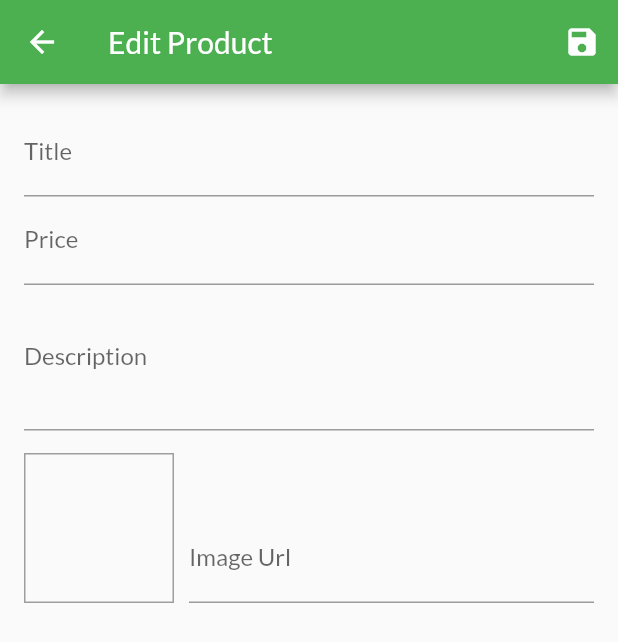
After one commit to lighttt/EShop, a Flutter app: the EditProductScreen screen opened by its route, on a phone screen of 412 x 824 dp. The commit adds this screen. Shown: the top 642 px of the screen. Run offline on Flutter 3.47's test engine with Material 2 defaults, Android fonts, the phone set to English and light mode, and no system bars; network calls fail.

Commit message:
Implementing dialog and user product screen and edit

```diff
--- /dev/null
+++ b/lib/screens/edit_product_screen.dart
@@ -0,0 +1,72 @@
+import 'package:flutter/material.dart';
+
+class EditProductScreen extends StatefulWidget {
+  static const String routeName = "/edit_product_screen";
+
+  @override
+  _EditProductScreenState createState() => _EditProductScreenState();
+}
+
+class _EditProductScreenState extends State<EditProductScreen> {
+  final _descFocusNode = FocusNode();
+  final _priceFocusNode = FocusNode();
+
+  @override
+  Widget build(BuildContext context) {
+    return Scaffold(
+      appBar: AppBar(
+        title: Text("Edit Product"),
+        actions: <Widget>[
+          IconButton(
+            icon: Icon(Icons.save),
+            onPressed: () {},
+          )
+        ],
+      ),
+      body: Form(
+        child: ListView(
+          padding: EdgeInsets.all(16),
+          children: <Widget>[
+            TextFormField(
+              decoration: InputDecoration(labelText: "Title"),
+              textInputAction: TextInputAction.next,
+              onFieldSubmitted: (_) {
+                FocusScope.of(context).requestFocus(_priceFocusNode);
+              },
+            ),
+            TextFormField(
+              focusNode: _priceFocusNode,
+              decoration: InputDecoration(labelText: "Price"),
+              keyboardType: TextInputType.number,
+              textInputAction: TextInputAction.next,
+              onFieldSubmitted: (_) {
+                FocusScope.of(context).requestFocus(_descFocusNode);
+              },
+            ),
+            TextFormField(
+                focusNode: _descFocusNode,
+                maxLines: 3,
+                decoration: InputDecoration(labelText: "Description")),
+            Row(
+              crossAxisAlignment: CrossAxisAlignment.end,
+              children: <Widget>[
+                Container(
+                  width: 100,
+                  height: 100,
+                  margin: const EdgeInsets.only(top: 15, right: 10),
+                  decoration: BoxDecoration(
+                      border: Border.all(color: Colors.grey, width: 1)),
+                ),
+                Expanded(
+                    child: TextFormField(
+                        textInputAction: TextInputAction.done,
+                        keyboardType: TextInputType.url,
+                        decoration: InputDecoration(labelText: "Image Url")))
+              ],
+            )
+          ],
+        ),
+      ),
+    );
+  }
+}
--- a/lib/widgets/app_drawer.dart
+++ b/lib/widgets/app_drawer.dart
@@ -1,5 +1,6 @@
 import 'package:eshop/screens/order_screen.dart';
 import 'package:eshop/screens/product_overview_screen.dart';
+import 'package:eshop/screens/user_product_screen.dart';
 import 'package:flutter/material.dart';
 
 class AppDrawer extends StatelessWidget {
@@ -33,6 +34,15 @@ class AppDrawer extends StatelessWidget {
               Navigator.pushReplacementNamed(context, OrderScreen.routeName);
             },
           ),
+          Divider(),
+          ListTile(
+            leading: Icon(Icons.edit),
+            title: Text("Manage Products"),
+            onTap: () {
+              Navigator.pushReplacementNamed(
+                  context, UserProductScreen.routeName);
+            },
+          ),
           Divider()
         ],
       ),
```
Also changed, not shown: lib/main.dart (+6 -2 lines), lib/screens/user_product_screen.dart (added, +38 -0 lines), lib/widgets/cart_item.dart (+23 -0 lines), lib/widgets/user_product_item.dart (added, +39 -0 lines).
